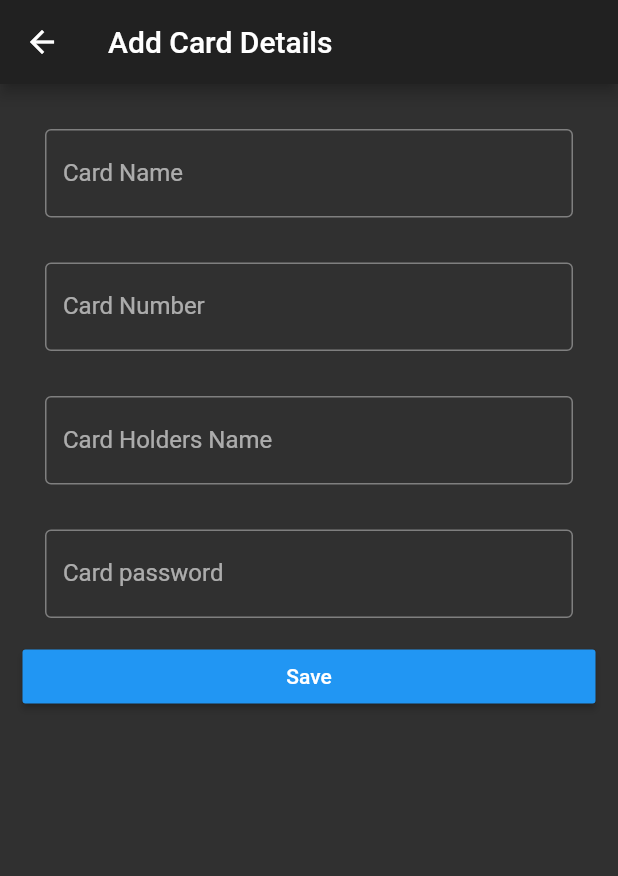
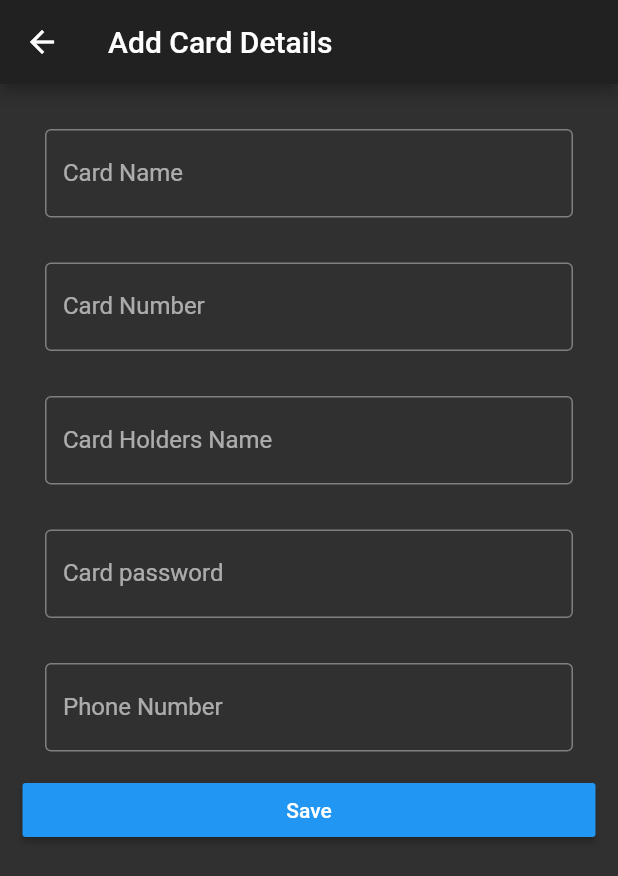
Before and after one commit to C-m3-Codin/chebank, a Flutter app: the AddAccount screen opened by its route, after a tap on "Save", on a phone screen of 412 x 824 dp. Shown: the top 876 px of the screen. Run offline on Flutter 3.47's test engine with Material 2 defaults, Android fonts, the phone set to English and light mode, and no system bars; our stand-ins replace camera, cloud_firestore, firebase_auth, firebase_core, image_picker; missing offline and left inert: tflite; accounts and stored records are empty.

Commit message:
basics roll out

```diff
--- a/lib/AtmPass.dart
+++ b/lib/AtmPass.dart
@@ -63,11 +63,13 @@ class _AtmPassState extends State<AtmPass> {
                 color: Colors.blue,
                 child: Text('Submit'),
                 onPressed: () {
-                  print("\n\n\n\n\n\n${widget.card.password}\n\n\n\n\n\n");
+                  print(
+                      "\n\n\n\npassword here\n\n${widget.card.password}\n\n\n\n\n\n");
                   if (checkPass(cPinController.text)) {
                     // for transaction
                     if (widget.service == "T") {
-                      print("\n\n\n\n\n\n${widget.card.password}\n\n\n\n\n\n");
+                      print(
+                          "transactions \n\n\n\n\n\n${widget.card.password}\n\n\n\n\n\n");
                       Navigator.push(
                           context,
                           MaterialPageRoute(
--- a/lib/pages/ShowTransactions.dart
+++ b/lib/pages/ShowTransactions.dart
@@ -12,13 +12,15 @@ class ShowTransactions extends StatefulWidget {
 class _ShowTransactionsState extends State<ShowTransactions> {
   @override
   Widget build(BuildContext context) {
-    List<CardDeets> cards = Provider.of<List<CardDeets>>(context).toList();
+    // List<CardDeets> cards = Provider.of<List<CardDeets>>(context).toList();
     List<Transaction> trans;
     // cards.forEach((element) {
     //   if (element.cardNo == widget.card.cardNo) {
     //     trans = element.transactions;
     //   }
     // });
+    print(
+        "\n\n\n\n\n\n\n\n\balance from trans \n${widget.card.transactions.length}\n\n\n\n\n\n\n");
     var balance = 0;
     widget.card.transactions.forEach((element) {
       balance += int.parse(element.amount);
--- a/lib/pages/addCard.dart
+++ b/lib/pages/addCard.dart
@@ -11,6 +11,7 @@ class _AddAccountState extends State<AddAccount> {
   TextEditingController cNoControl = new TextEditingController();
   TextEditingController cHolderControl = new TextEditingController();
   TextEditingController cPassControl = new TextEditingController();
+  TextEditingController cphoneNumber = new TextEditingController();
   @override
   Widget build(BuildContext context) {
     return Scaffold(
@@ -47,7 +48,7 @@ class _AddAccountState extends State<AddAccount> {
                 Padding(
                   padding: EdgeInsets.all(15),
                   child: TextField(
-                    controller: cHolderControl,
+                    controller: cNameControl,
                     decoration: InputDecoration(
                       border: OutlineInputBorder(),
                       labelText: 'Card Holders Name',
@@ -66,6 +67,18 @@ class _AddAccountState extends State<AddAccount> {
                     ),
                   ),
                 ),
+                Padding(
+                  padding: EdgeInsets.all(15),
+                  child: TextField(
+                    keyboardType: TextInputType.number,
+                    controller: cphoneNumber,
+                    decoration: InputDecoration(
+                      border: OutlineInputBorder(),
+                      labelText: 'Phone Number ',
+                      hintText: 'Enter Phone Number',
+                    ),
+                  ),
+                ),
                 RaisedButton(
                   textColor: Colors.white,
                   color: Colors.blue,
@@ -73,8 +86,12 @@ class _AddAccountState extends State<AddAccount> {
                   onPressed: () {
                     print("${cHolderControl.text}");
                     DatabaseService _db = new DatabaseService();
-                    _db.addCard(cNoControl.text, cPassControl.text,
-                        cNameControl.text, cHolderControl.text);
+                    _db.addCard(
+                        cNoControl.text,
+                        cPassControl.text,
+                        cNameControl.text,
+                        cHolderControl.text,
+                        cphoneNumber.text);
                   },
                 )
               ],
--- a/lib/services/GetData.dart
+++ b/lib/services/GetData.dart
@@ -1,6 +1,7 @@
 import 'dart:convert';
 
 import 'package:chebank/models/CardModel.dart';
+import 'package:chebank/pages/Login.dart';
 import 'package:cloud_firestore/cloud_firestore.dart';
 import 'package:chebank/main.dart';
 
@@ -9,7 +10,7 @@ class DatabaseService {
 
   Stream<List<CardDeets>> fetchCards() {
     return _db
-        .collection("Person1")
+        .collection(email)
         // .orderBy("aaa", descending: true)
         .snapshots()
         .map((snapshot) => snapshot.docs
@@ -19,7 +20,7 @@ class DatabaseService {
 
   addingTransaction(String time, String amount, String cardName) {
     var transaction = {"time": time, "amount": amount};
-    FirebaseFirestore.instance.collection('Person1').doc(cardName).update({
+    FirebaseFirestore.instance.collection(email).doc(cardName).update({
       "transactions": FieldValue.arrayUnion([transaction])
     });
   }
@@ -39,14 +40,18 @@ class DatabaseService {
     }
   }
 
-  addCard(String cardId, String password, String name, String person) async {
+  addCard(String cardId, String password, String name, String person,
+      String phone) async {
     try {
       print("\n\n\n\nDocument is ${cardId}");
-      await _db.collection("Person1").doc(cardId).set({
+      await _db.collection(email).doc(cardId).set({
         "cardNo": cardId,
-        "password": password,
-        "name": name,
+        "pass": password,
+        "balance": name,
         "personName": person,
+        "phoneNo": phone,
+        "id": cardId,
+        "balance": "5000",
         "transactions": [{}]
       });
 
@@ -67,7 +72,7 @@ class DatabaseService {
 
   fetchCardsnap() async {
     var a = await _db
-        .collection("Person1")
+        .collection(email)
         .doc("gC1WA0SoBzf0QU6kiSR0")
         .get()
         .then((value) {
```
Also changed, not shown: lib/PhoneVerify.dart (+34 -22 lines), lib/main.dart (+12 -2 lines), lib/models/authProvicer.dart (added, +70 -0 lines), lib/pages/FirstScreen.dart (+9 -1 lines), lib/pages/Login.dart (added, +131 -0 lines), lib/pages/ReadQr.dart (+5 -2 lines), lib/pages/WithdrawCash.dart (+8 -0 lines).
